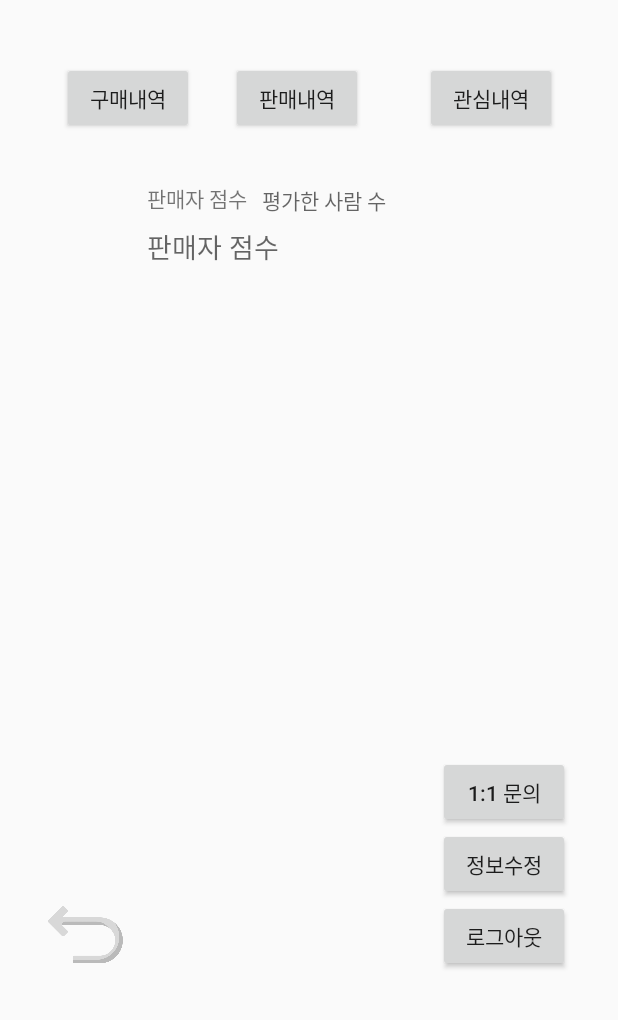
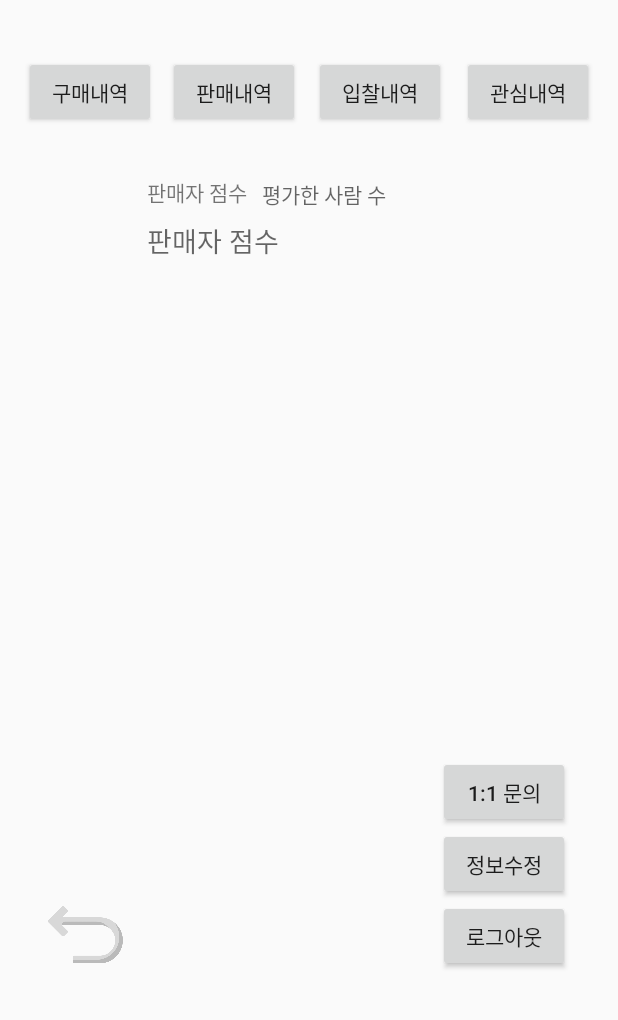
Before and after one commit to hyejin1231/Teamtest1, an Android app: the layout activity_my_page.xml on its own in the app's theme, with its tools: preview values and no code run, on a phone screen of 412 x 824 dp, the part 216-1236 px from its top. Run offline under Robolectric (Android 15) with nearby library versions, the phone set to English and light mode, and no system bars.

Commit message:
[20201021] 혜진 마이페이지 -> 입찰내역 추가

```diff
--- a/app/src/main/AndroidManifest.xml
+++ b/app/src/main/AndroidManifest.xml
@@ -18,7 +18,8 @@
         android:supportsRtl="true"
         android:theme="@style/AppTheme"
         android:usesCleartextTraffic="true">
-        <activity android:name=".AdminMemberSub"></activity>
+        <activity android:name=".BidList"></activity>
+        <activity android:name=".AdminMemberSub" />
         <activity android:name=".DuedateActivity" />
         <activity android:name=".SelecCategory" />
         <activity android:name=".Category" />
--- a/app/src/main/res/layout/activity_my_page.xml
+++ b/app/src/main/res/layout/activity_my_page.xml
@@ -43,37 +43,45 @@
         android:id="@+id/btn_buylist"
         android:layout_width="wrap_content"
         android:layout_height="wrap_content"
-        android:layout_marginStart="32dp"
-        android:layout_marginLeft="32dp"
+        android:layout_marginStart="16dp"
+        android:layout_marginLeft="16dp"
+        android:layout_marginTop="37dp"
         android:text="구매내역"
-        app:layout_constraintEnd_toStartOf="@+id/btn_selllist"
         app:layout_constraintStart_toStartOf="parent"
-        app:layout_constraintTop_toTopOf="@+id/btn_selllist" />
+        app:layout_constraintTop_toBottomOf="@+id/iv_profile" />
 
     <Button
         android:id="@+id/btn_selllist"
         android:layout_width="wrap_content"
         android:layout_height="wrap_content"
-        android:layout_marginStart="16dp"
-        android:layout_marginTop="81dp"
-        android:layout_marginEnd="16dp"
+        android:layout_marginStart="8dp"
+        android:layout_marginLeft="8dp"
         android:text="판매내역"
-        app:layout_constraintEnd_toStartOf="@+id/btn_likelist"
-        app:layout_constraintStart_toEndOf="@+id/btn_buylist"
-        app:layout_constraintTop_toBottomOf="@+id/tv_email_login" />
+        app:layout_constraintBaseline_toBaselineOf="@+id/btn_buylist"
+        app:layout_constraintStart_toEndOf="@+id/btn_buylist" />
 
     <Button
         android:id="@+id/btn_likelist"
         android:layout_width="wrap_content"
         android:layout_height="wrap_content"
-        android:layout_marginStart="16dp"
-        android:layout_marginLeft="16dp"
-        android:layout_marginEnd="32dp"
-        android:layout_marginRight="32dp"
+        android:layout_marginEnd="16dp"
+        android:layout_marginRight="16dp"
         android:text="관심내역"
-        app:layout_constraintEnd_toEndOf="parent"
-        app:layout_constraintStart_toEndOf="@+id/btn_selllist"
-        app:layout_constraintTop_toTopOf="@+id/btn_selllist" />
+        app:layout_constraintBaseline_toBaselineOf="@+id/btn_bidlist"
+        app:layout_constraintEnd_toEndOf="parent" />
+
+    <Button
+        android:id="@+id/btn_bidlist"
+        android:layout_width="wrap_content"
+        android:layout_height="wrap_content"
+        android:layout_marginStart="8dp"
+        android:layout_marginLeft="8dp"
+        android:layout_marginEnd="10dp"
+        android:layout_marginRight="10dp"
+        android:text="입찰내역"
+        app:layout_constraintBaseline_toBaselineOf="@+id/btn_selllist"
+        app:layout_constraintEnd_toStartOf="@+id/btn_likelist"
+        app:layout_constraintStart_toEndOf="@+id/btn_selllist" />
 
     <Button
         android:id="@+id/btn_logout"
```
Also changed, not shown: app/src/main/java/com/example/teamtest1/BidList.java (added, +129 -0 lines), app/src/main/java/com/example/teamtest1/CustomAdapter.java (+18 -4 lines), app/src/main/java/com/example/teamtest1/MyPage.java (+10 -0 lines), app/src/main/res/layout/activity_bid_list.xml (added, +43 -0 lines).
